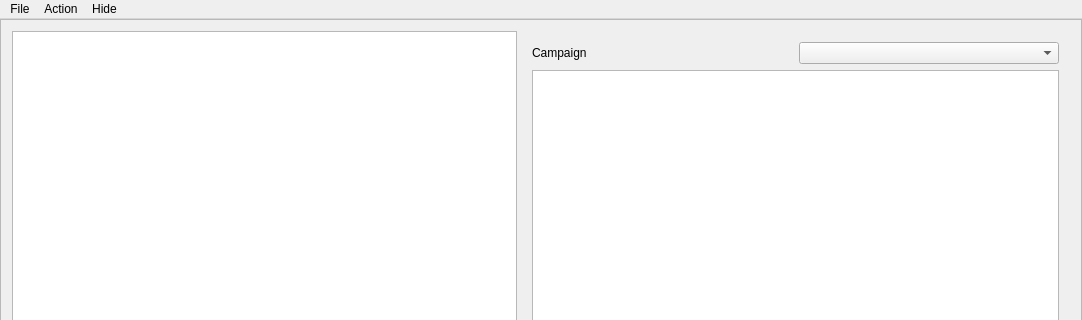
Above: display/mainwindow.ui from obiwankennedy/GameVisualisationHelper before the change; both pictures show x 0 to 1082 and y 0 to 320 of the 1082 by 661 pixel window. Below: the same form after it.
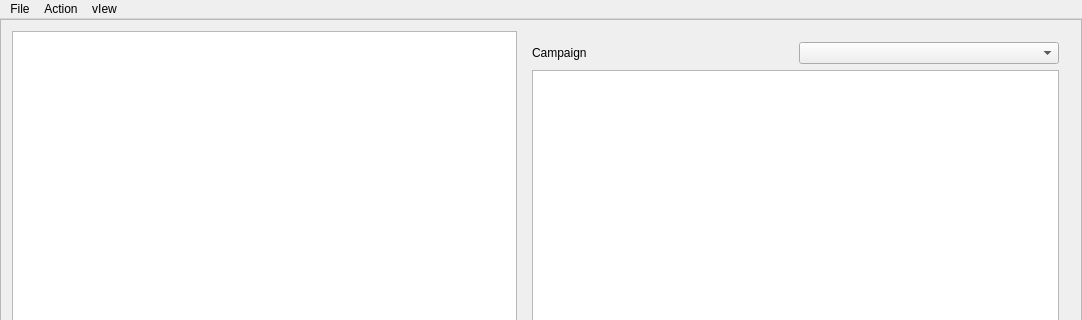
That is the form after the change. Icons and pictures are not drawn.

```diff
--- a/display/mainwindow.ui
+++ b/display/mainwindow.ui
@@ -146,7 +146,7 @@
    </widget>
    <widget class="QMenu" name="m_hideMenu">
     <property name="title">
-     <string>Hide</string>
+     <string>vIew</string>
     </property>
    </widget>
    <widget class="QMenu" name="menuFile">
```
Left out of the diff: 13 changed lines with no effect on the pictures.
